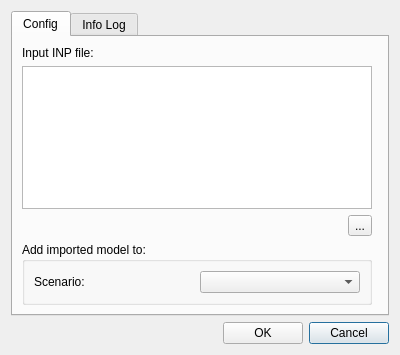
First picture: the form in core/ui/toolbars/utilities/import_inp.ui, repository ibergis/ibergis_qgis_plugin, before the edit.
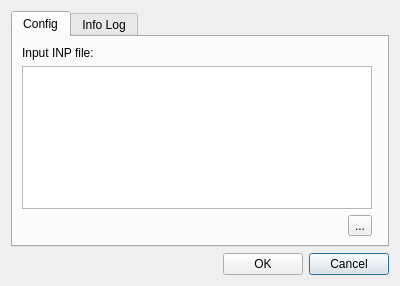
Second picture: the form after the edit.

Commit message: Remove scenario widget from import inp dialog

What changed in the file:
```diff
--- a/core/ui/toolbars/utilities/import_inp.ui
+++ b/core/ui/toolbars/utilities/import_inp.ui
@@ -7,7 +7,7 @@
     <x>0</x>
     <y>0</y>
     <width>400</width>
-    <height>355</height>
+    <height>286</height>
    </rect>
   </property>
   <property name="windowTitle">
@@ -65,14 +65,7 @@
        <string>Config</string>
       </attribute>
       <layout class="QGridLayout" name="gridLayout_4">
-       <item row="0" column="0" colspan="2">
-        <widget class="QLabel" name="lbl_input_file">
-         <property name="text">
-          <string>Input INP file:</string>
-         </property>
-        </widget>
-       </item>
-       <item row="9" column="0">
+       <item row="8" column="0">
         <spacer name="verticalSpacer">
          <property name="orientation">
           <enum>Qt::Vertical</enum>
@@ -85,23 +78,11 @@
          </property>
         </spacer>
        </item>
-       <item row="5" column="0">
-        <widget class="QGroupBox" name="groupBox">
-         <property name="title">
-          <string>Add imported model to:</string>
+       <item row="0" column="0" colspan="2">
+        <widget class="QLabel" name="lbl_input_file">
+         <property name="text">
+          <string>Input INP file:</string>
          </property>
-         <layout class="QGridLayout" name="gridLayout" columnstretch="0,0">
-          <item row="0" column="0">
-           <widget class="QLabel" name="lbl_scenario">
-            <property name="text">
-             <string>Scenario:</string>
-            </property>
-           </widget>
-          </item>
-          <item row="0" column="1">
-           <widget class="QComboBox" name="cmb_scenario"/>
-          </item>
-         </layout>
         </widget>
        </item>
        <item row="3" column="0" alignment="Qt::AlignRight">
```
